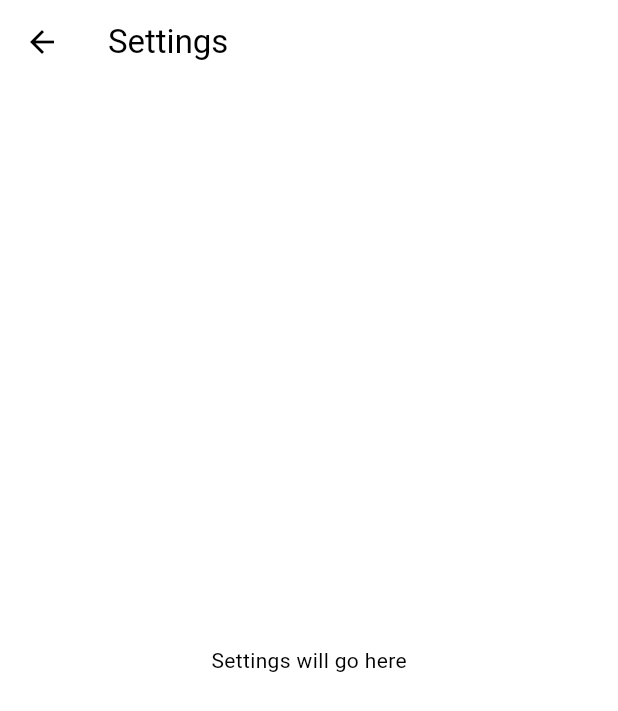
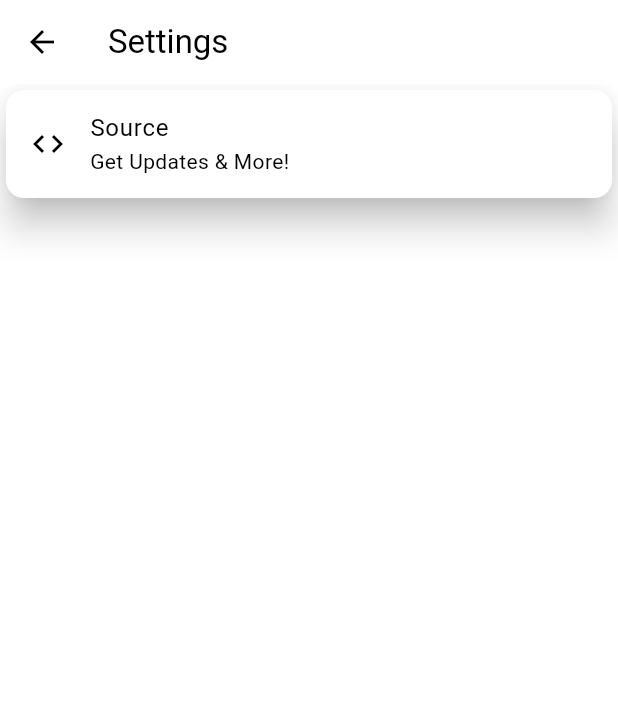
Before and after one commit to Neolanco/ARSvp-Flutter, a Flutter app: the screen it shows after launch, in the side drawer, after a tap on "Settings", on a phone screen of 412 x 824 dp. Shown: the top 711 px of the screen. Run offline on Flutter 3.47's test engine with Material 3 defaults, Android fonts, the phone set to English and light mode, and no system bars; drawn by our look-alikes of dynamic_color; network calls fail.

Commit message:
settings view: add source button

```diff
--- a/lib/views/settings.dart
+++ b/lib/views/settings.dart
@@ -1,5 +1,6 @@
 // views/settings.dart
 import 'package:flutter/material.dart';
+import 'package:url_launcher/url_launcher.dart';
 
 class SettingsPage extends StatelessWidget {
   const SettingsPage({super.key});
@@ -10,9 +11,44 @@ class SettingsPage extends StatelessWidget {
       appBar: AppBar(
         title: const Text('Settings'),
       ),
-      body: const Center(
-        child: Text('Settings will go here'),
+      body: Center(
+        child: ListView(
+          children: const <Widget>[cardSource()],
+        ),
       ),
     );
   }
 }
+
+class cardSource extends StatelessWidget {
+  const cardSource({
+    super.key,
+  });
+
+  @override
+  Widget build(BuildContext context) {
+    return Card(
+      elevation: 10,
+      child: InkWell(
+        onTap: () {
+          debugPrint('cardSource tapped');
+          launcherSource();
+        },
+        child: const SizedBox(
+          child: ListTile(
+            leading: Icon(Icons.code),
+            title: Text("Source"),
+            subtitle: Text("Get Updates & More!"),
+          ),
+        ),
+      ),
+    );
+  }
+}
+
+launcherSource() async {
+  final Uri url = Uri.parse('https://github.com/Neolanco/ARSvp-Flutter');
+  if (!await launchUrl(url)) {
+    throw Exception('Could not launch $url');
+  }
+}
--- a/pubspec.yaml
+++ b/pubspec.yaml
@@ -15,6 +15,7 @@ dependencies:
   get: ^4.6.1
   provider: ^6.0.0
   dynamic_color: ^1.4.0
+  url_launcher: ^6.3.1
   cupertino_icons: ^1.0.8
   flutter_localizations:
     sdk: flutter
```
Also changed, not shown: pubspec.lock, 5 other files.
